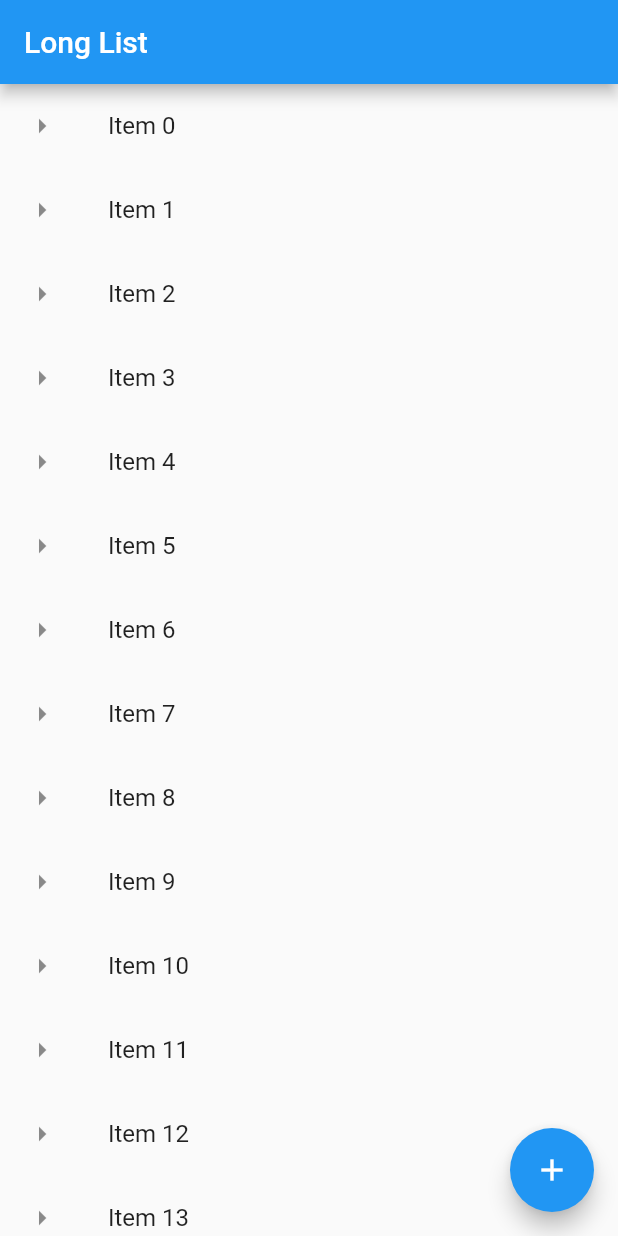
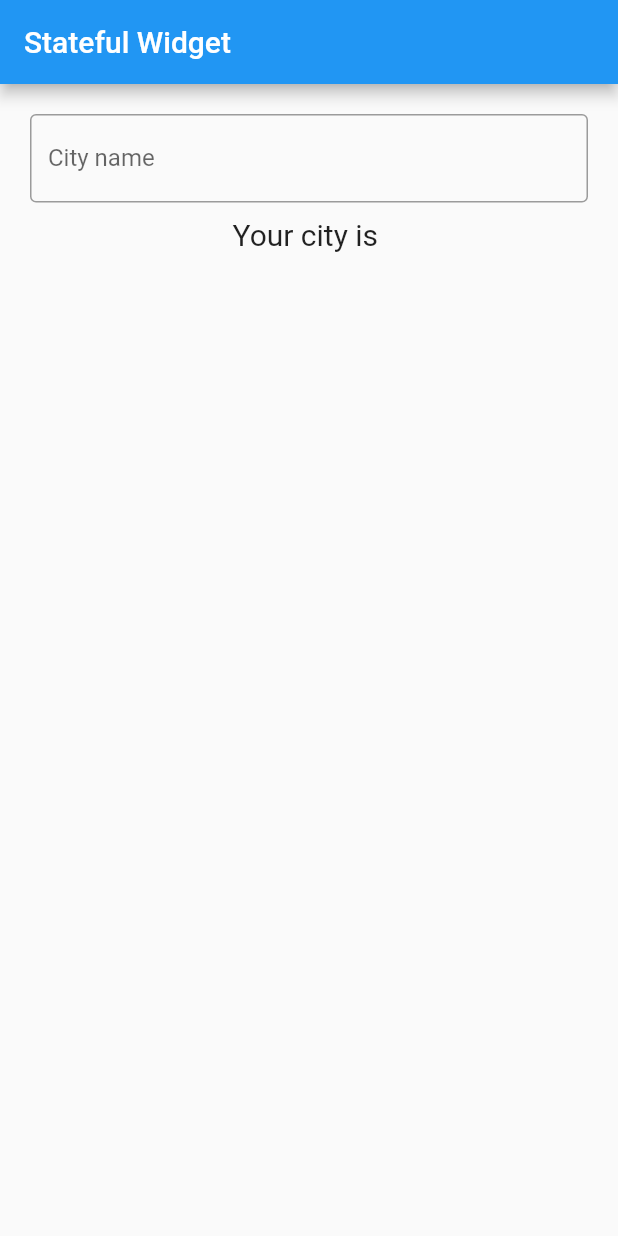
Before and after one commit to amol-patil09/Flutter-Demo, a Flutter app: the screen it shows after launch, on a phone screen of 412 x 824 dp. Run offline on Flutter 3.47's test engine with Material 2 defaults, Android fonts, the phone set to English and light mode, and no system bars; our stand-ins replace fluttertoast.

Commit message:
#3.1-Stateful widget

```diff
--- a/lib/main.dart
+++ b/lib/main.dart
@@ -1,62 +1,50 @@
+import 'dart:ui';
+
 import 'package:flutter/material.dart';
 import 'package:fluttertoast/fluttertoast.dart';
 
 void main() => runApp(MaterialApp(
     debugShowCheckedModeBanner: false,
     title: "Exploring UI Widgets",
-    home: Scaffold(
-      appBar: AppBar(
-        title: Text("Long List"),
-      ),
-      body: getListView(),
-      floatingActionButton: FloatingActionButton(
-        child: Icon(Icons.add),
-        tooltip: 'Add one more item',
-        onPressed: () {},
-      ),
-    )));
+    home: FavoriteCity()));
 
-void showSnackBar(BuildContext context, String item) {
-  ScaffoldMessenger.of(context).showSnackBar(SnackBar(
-    content: Text('You just tapped $item'),
-    action: SnackBarAction(
-      label: "Undo",
-      onPressed: () {
-        Fluttertoast.showToast(
-            msg: "Undo ${item}",
-            toastLength: Toast.LENGTH_SHORT,
-            gravity: ToastGravity.CENTER,
-            textColor: Colors.white,
-            backgroundColor: Colors.lightBlue);
-      },
-    ),
-  ));
+class FavoriteCity extends StatefulWidget {
+  @override
+  State<StatefulWidget> createState() {
+    return _FavoriteCityState();
+  }
 }
 
-List<String> getListElements() {
-  var items = List<String>.generate(100, (index) => "Item ${index}");
-  return items;
+class _FavoriteCityState extends State<FavoriteCity> {
+  String nameCity = "";
+
+  @override
+  Widget build(BuildContext context) {
+    return Scaffold(
+      appBar: AppBar(title: Text(("Stateful Widget"))),
+      body: Container(
+        margin: EdgeInsets.all(20.0),
+        child: Column(
+          children: [
+            TextField(
+               decoration: InputDecoration(
+                border: OutlineInputBorder(),
+                hintText: "Enter City name",
+                labelText: "City name",
+              ),
+              onChanged: (String userInput) {
+                setState(() {
+                  nameCity = userInput;
+                });
+              },
+            ),
+            Padding(
+                padding: EdgeInsets.only(top: 10.0),
+                child: Text("Your city is $nameCity",
+                    style: TextStyle(fontSize: 20.0)))
+          ],
+        ),
+      ),
+    );
+  }
 }
-
-Widget getListView() {
-  var listItems = getListElements();
-
-  var listview = ListView.builder(
-    itemBuilder: (BuildContext context, int index) {
-      return ListTile(
-        leading: Icon(Icons.arrow_right),
-        title: Text(listItems[index]),
-        onTap: () {
-          /*Fluttertoast.showToast(
-              msg: "${listItems[index]} was tapped",
-              toastLength: Toast.LENGTH_SHORT,
-              gravity: ToastGravity.SNACKBAR,
-              textColor: Colors.white,
-              backgroundColor: Colors.lightBlue);*/
-          showSnackBar(context, listItems[index]);
-        },
-      );
-    },
-  );
-  return listview;
-}
```
